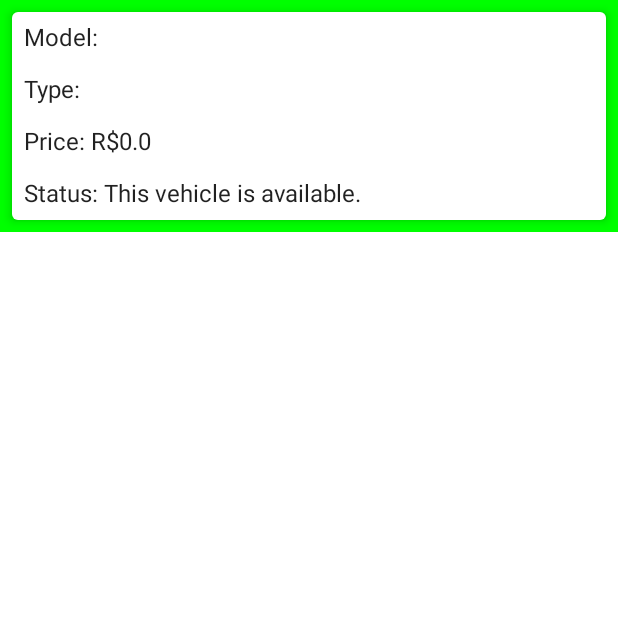
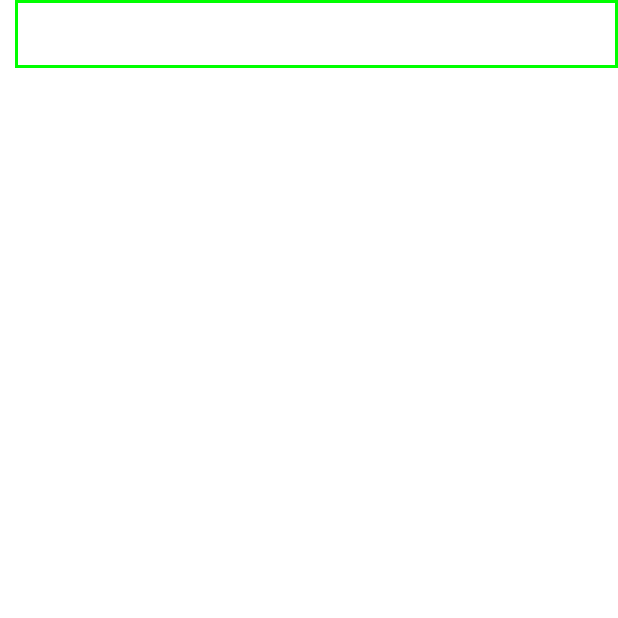
Before and after one commit to naah16/ProvaKotlin, an Android app built with Jetpack Compose: the composable CarView shown on its own in the app's theme, on a phone screen of 412 x 824 dp, the top half of it. Run offline under Robolectric (Android 15) with nearby library versions, the phone set to English and light mode, and no system bars.

Commit message:
implement view

```diff
--- a/app/src/main/java/com/example/avaliacaopratica/MainActivity.kt
+++ b/app/src/main/java/com/example/avaliacaopratica/MainActivity.kt
@@ -6,10 +6,7 @@ import android.widget.Toast
 import androidx.activity.ComponentActivity
 import androidx.activity.compose.setContent
 import androidx.compose.animation.AnimatedVisibility
-import androidx.compose.foundation.ExperimentalFoundationApi
-import androidx.compose.foundation.background
-import androidx.compose.foundation.clickable
-import androidx.compose.foundation.combinedClickable
+import androidx.compose.foundation.*
 import androidx.compose.foundation.layout.*
 import androidx.compose.foundation.lazy.LazyColumn
 import androidx.compose.foundation.lazy.items
@@ -245,6 +242,7 @@ fun CarProfile(carro: Carro) {
 @Composable
 fun CarView(carro: Carro, onClick: () -> Unit) {
     var statusMudado by remember { mutableStateOf(carro.sold)}
+    var expandDescription by remember { mutableStateOf(false)}
     var colorVariable = Color.White
     if(!statusMudado){
         colorVariable = Color.Green
@@ -252,9 +250,32 @@ fun CarView(carro: Carro, onClick: () -> Unit) {
          colorVariable = Color.Red
     }
 
-    Card (
+        Row() {
+            Box (
                 modifier = Modifier
-            .fillMaxWidth().background(color = colorVariable)
+                    .width(10.dp)
+            )
+            Text(
+                text = carro.model,
+                modifier = Modifier
+                    .fillMaxWidth()
+                    .border(2.dp, colorVariable)
+                    .padding(13.dp)
+                    .clickable {
+                        expandDescription = !expandDescription
+                    }
+            )
+            Text (
+                text = carro.sold.toString(),
+            )
+        }
+
+    AnimatedVisibility(visible = expandDescription) {
+
+
+        Card(
+            modifier = Modifier
+                .fillMaxWidth()
                 .padding(8.dp)
                 .combinedClickable(
                     onClick = {
@@ -262,28 +283,28 @@ fun CarView(carro: Carro, onClick: () -> Unit) {
                     },
                     onLongClick = {
                         statusMudado = true
-                    Modifier.background(color = Color.Blue)
                     }
-            ) ,
+                ),
             elevation = 4.dp
         ) {
             Column {
                 Text(
-                text = "Model: "+carro.model,
+                    text = "Model: " + carro.model,
                     modifier = Modifier.padding(8.dp)
                 )
                 Text(
-                text = "Type: "+carro.type,
+                    text = "Type: " + carro.type,
                     modifier = Modifier.padding(8.dp)
                 )
                 Text(
-                text = "Price: R$"+carro.price.toString(),
+                    text = "Price: R$" + carro.price.toString(),
                     modifier = Modifier.padding(8.dp)
                 )
                 Text(
-                text = if(!statusMudado)"Status: This vehicle is available." else "Status: This vehicle is sold.",
+                    text = if (!statusMudado) "Status: This vehicle is available." else "Status: This vehicle is sold.",
                     modifier = Modifier.padding(8.dp)
                 )
+            }
         }
     }
 }
```
Lines whose indentation alone changed are shown as unchanged.
